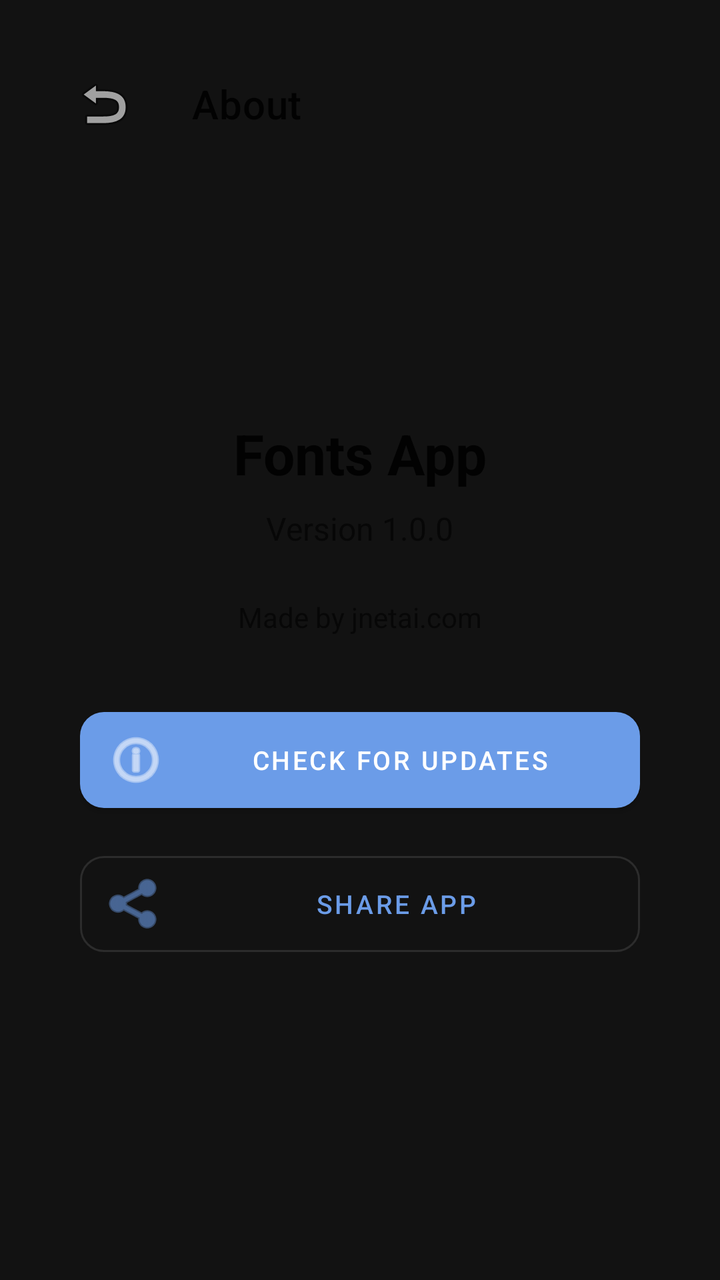
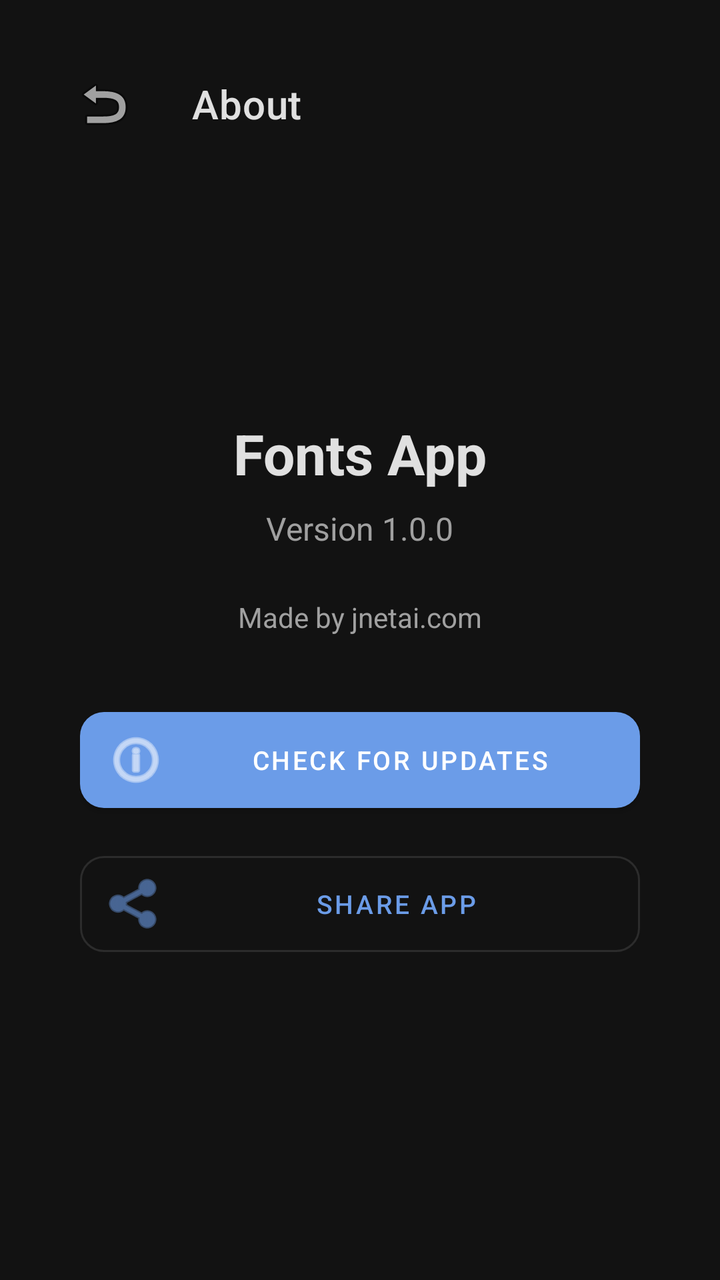

Before-and-after screenshots of an Android layout around one commit, followed by the original layout XML and the change that was made.
<!-- AndroidManifest.xml: application theme Theme.FontsApp -->
<!-- res/layout/activity_about.xml -->
<?xml version="1.0" encoding="utf-8"?>
<LinearLayout xmlns:android="http://schemas.android.com/apk/res/android"
    xmlns:app="http://schemas.android.com/apk/res-auto"
    android:layout_width="match_parent"
    android:layout_height="match_parent"
    android:orientation="vertical"
    android:background="?android:colorBackground"
    android:gravity="center_horizontal"
    android:padding="24dp">

    <com.google.android.material.appbar.MaterialToolbar
        android:id="@+id/toolbar"
        android:layout_width="match_parent"
        android:layout_height="?android:attr/actionBarSize"
        android:background="?android:colorBackground"
        app:title="@string/about"
        app:navigationIcon="@android:drawable/ic_menu_revert"
        app:titleTextColor="?android:textColorPrimary" />

    <ScrollView
        android:layout_width="match_parent"
        android:layout_height="match_parent"
        android:paddingBottom="80dp">

        <LinearLayout
            android:layout_width="match_parent"
            android:layout_height="wrap_content"
            android:orientation="vertical"
            android:gravity="center_horizontal"
            android:padding="16dp">

            
            <ImageView
                android:layout_width="96dp"
                android:layout_height="96dp"
                android:src="@mipmap/ic_launcher"
                android:layout_marginBottom="16dp" />

            
            <TextView
                android:layout_width="wrap_content"
                android:layout_height="wrap_content"
                android:text="@string/app_name"
                android:textSize="28sp"
                android:textStyle="bold"
                android:textColor="?android:textColorPrimary"
                android:layout_marginBottom="8dp" />

            
            <TextView
                android:id="@+id/tvVersion"
                android:layout_width="wrap_content"
                android:layout_height="wrap_content"
                android:text="Version 1.0.0"
                android:textSize="16sp"
                android:textColor="?android:textColorSecondary"
                android:layout_marginBottom="24dp" />

            
            <TextView
                android:layout_width="wrap_content"
                android:layout_height="wrap_content"
                android:text="@string/made_by"
                android:textSize="14sp"
                android:textColor="?android:textColorSecondary"
                android:layout_marginBottom="32dp" />

            
            <com.google.android.material.button.MaterialButton
                android:id="@+id/btnCheckUpdates"
                style="@style/Widget.FontsApp.Button"
                android:layout_width="match_parent"
                android:layout_height="wrap_content"
                android:layout_marginBottom="12dp"
                android:text="@string/check_updates"
                app:icon="@android:drawable/ic_menu_info_details" />

            
            <com.google.android.material.button.MaterialButton
                android:id="@+id/btnShare"
                style="@style/Widget.FontsApp.Button.Outlined"
                android:layout_width="match_parent"
                android:layout_height="wrap_content"
                android:text="@string/share_app"
                app:icon="@android:drawable/ic_menu_share" />

        </LinearLayout>

    </ScrollView>

</LinearLayout>
<!-- resources referenced by this layout -->
<resources>
  <!-- mipmap ic_launcher (mipmap-anydpi-v26) -->
  <?xml version="1.0" encoding="utf-8"?>
  <adaptive-icon xmlns:android="http://schemas.android.com/apk/res/android">
      <background android:drawable="@color/primary"/>
      <foreground android:drawable="@drawable/ic_launcher_foreground"/>
  </adaptive-icon>
  <string name="about">About</string>
  <string name="app_name">Fonts App</string>
  <string name="check_updates">Check for Updates</string>
  <string name="made_by">Made by jnetai.com</string>
  <string name="share_app">Share App</string>
  <style name="Widget.FontsApp.Button" parent="Widget.MaterialComponents.Button">
          <item name="android:textSize">13sp</item>
          <item name="cornerRadius">12dp</item>
          <item name="android:paddingStart">12dp</item>
          <item name="android:paddingEnd">12dp</item>
          <item name="android:paddingTop">8dp</item>
          <item name="android:paddingBottom">8dp</item>
      </style>
  <style name="Widget.FontsApp.Button.Outlined" parent="Widget.MaterialComponents.Button.OutlinedButton">
          <item name="android:textSize">13sp</item>
          <item name="cornerRadius">12dp</item>
          <item name="android:paddingStart">12dp</item>
          <item name="android:paddingEnd">12dp</item>
          <item name="android:paddingTop">8dp</item>
          <item name="android:paddingBottom">8dp</item>
      </style>
  <style name="Theme.FontsApp" parent="Theme.MaterialComponents.DayNight.NoActionBar">
          <item name="colorPrimary">@color/primary</item>
          <item name="colorPrimaryVariant">@color/primary_variant</item>
          <item name="colorOnPrimary">@color/on_primary</item>
          <item name="colorSecondary">@color/secondary</item>
          <item name="colorSecondaryVariant">@color/secondary_variant</item>
          <item name="colorOnSecondary">@color/on_secondary</item>
          <item name="android:colorBackground">@color/background</item>
          <item name="colorSurface">@color/surface</item>
          <item name="colorOnSurface">@color/on_surface</item>
          <item name="colorError">@color/error</item>
          <item name="android:statusBarColor">@color/background</item>
          <item name="android:navigationBarColor">@color/background</item>
      </style>
  <color name="primary">#FF6B9CE8</color>
  <!-- drawable ic_launcher_foreground (drawable) -->
  <?xml version="1.0" encoding="utf-8"?>
  <vector xmlns:android="http://schemas.android.com/apk/res/android"
      android:width="108dp"
      android:height="108dp"
      android:viewportWidth="108"
      android:viewportHeight="108">
      <path
          android:fillColor="#FFFFFF"
          android:pathData="M34,38 L34,70 L44,70 L44,58 L54,58 L54,70 L64,70 L64,38 L54,38 L54,50 L44,50 L44,38 Z" />
      <path
          android:fillColor="#FFFFFF"
          android:pathData="M30,30 L78,30 L78,34 L30,34 Z" />
      <path
          android:fillColor="#FFFFFF"
          android:pathData="M30,74 L78,74 L78,78 L30,78 Z" />
  </vector>
  <color name="primary_variant">#FF4A7FD4</color>
  <color name="on_primary">#FFFFFFFF</color>
  <color name="secondary">#FFE87A5B</color>
  <color name="secondary_variant">#FFD45A3B</color>
  <color name="on_secondary">#FFFFFFFF</color>
  <color name="background">#FF121212</color>
  <color name="surface">#FF1E1E1E</color>
  <color name="on_surface">#FFE0E0E0</color>
  <color name="error">#FFCF6679</color>
</resources>

<!-- the commit's change to res/layout/activity_about.xml (unified diff, before → after) -->
@@ -15,7 +15,7 @@
         android:background="?android:colorBackground"
         app:title="@string/about"
         app:navigationIcon="@android:drawable/ic_menu_revert"
-        app:titleTextColor="?android:textColorPrimary" />
+        app:titleTextColor="@color/text_primary" />
 
     <ScrollView
         android:layout_width="match_parent"
@@ -43,7 +43,7 @@
                 android:text="@string/app_name"
                 android:textSize="28sp"
                 android:textStyle="bold"
-                android:textColor="?android:textColorPrimary"
+                android:textColor="@color/text_primary"
                 android:layout_marginBottom="8dp" />
 
             
@@ -53,7 +53,7 @@
                 android:layout_height="wrap_content"
                 android:text="Version 1.0.0"
                 android:textSize="16sp"
-                android:textColor="?android:textColorSecondary"
+                android:textColor="@color/text_secondary"
                 android:layout_marginBottom="24dp" />
 
             
@@ -62,7 +62,7 @@
                 android:layout_height="wrap_content"
                 android:text="@string/made_by"
                 android:textSize="14sp"
-                android:textColor="?android:textColorSecondary"
+                android:textColor="@color/text_secondary"
                 android:layout_marginBottom="32dp" />
 
             
<!-- resource entries referenced after the edit -->
@@ -1,5 +1,7 @@
 <!-- resources referenced by this layout -->
 <resources>
+  <color name="text_primary">#FFE0E0E0</color>
+  <color name="text_secondary">#FFA0A0A0</color>
   <!-- mipmap ic_launcher (mipmap-anydpi-v26) -->
   <?xml version="1.0" encoding="utf-8"?>
   <adaptive-icon xmlns:android="http://schemas.android.com/apk/res/android">
